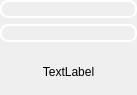
The window that ui/swiot/faultwidget.ui (xsparc/scopy) describes before a commit, drawn with Qt 5.
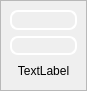
The same window after the commit.

The edit to the form file:
```diff
--- a/ui/swiot/faultwidget.ui
+++ b/ui/swiot/faultwidget.ui
@@ -6,23 +6,44 @@
    <rect>
     <x>0</x>
     <y>0</y>
-    <width>137</width>
-    <height>95</height>
+    <width>87</width>
+    <height>91</height>
    </rect>
   </property>
   <property name="sizePolicy">
    <sizepolicy hsizetype="Fixed" vsizetype="Fixed">
-    <horstretch>10</horstretch>
-    <verstretch>10</verstretch>
+    <horstretch>0</horstretch>
+    <verstretch>0</verstretch>
    </sizepolicy>
   </property>
+  <property name="minimumSize">
+   <size>
+    <width>70</width>
+    <height>90</height>
+   </size>
+  </property>
+  <property name="maximumSize">
+   <size>
+    <width>87</width>
+    <height>91</height>
+   </size>
+  </property>
   <property name="windowTitle">
    <string>FaultWidget</string>
   </property>
-  <layout class="QVBoxLayout" name="verticalLayout_2">
+  <property name="autoFillBackground">
+   <bool>true</bool>
+  </property>
+  <property name="styleSheet">
+   <string notr="true"/>
+  </property>
+  <layout class="QVBoxLayout" name="verticalLayout">
    <property name="spacing">
     <number>0</number>
    </property>
+   <property name="sizeConstraint">
+    <enum>QLayout::SetDefaultConstraint</enum>
+   </property>
    <property name="leftMargin">
     <number>0</number>
    </property>
@@ -36,17 +57,52 @@
     <number>0</number>
    </property>
    <item>
-    <layout class="QVBoxLayout" name="verticalLayout" stretch="1,1,1">
-     <property name="spacing">
-      <number>6</number>
+    <widget class="QFrame" name="mainFrame">
+     <property name="sizePolicy">
+      <sizepolicy hsizetype="Preferred" vsizetype="Preferred">
+       <horstretch>0</horstretch>
+       <verstretch>0</verstretch>
+      </sizepolicy>
      </property>
+     <property name="styleSheet">
+      <string notr="true">QFrame#mainFrame[hover=true]:hover { background-color: rgba(0, 0, 0, 60); border: 1px solid rgba(0, 0, 0, 30); border-radius: 5px; }
+QFrame#mainFrame[pressed=true] { background-color: rgba(0, 0, 0, 60); border: 1px solid rgba(0, 0, 0, 30); border-radius:5px; }
+QLabel#active, QLabel#stored { width: 40px; height: 14px; border: 2px solid ; border-radius: 8px; border-color: white; }
+QLabel[high=false] { border-color: white; background-color:  transparent; }
+QLabel[high=true] { border-color: white; background-color: white; }</string>
+     </property>
+     <property name="frameShape">
+      <enum>QFrame::StyledPanel</enum>
+     </property>
+     <property name="frameShadow">
+      <enum>QFrame::Raised</enum>
+     </property>
+     <property name="lineWidth">
+      <number>0</number>
+     </property>
+     <property name="pressed" stdset="0">
+      <bool>false</bool>
+     </property>
+     <layout class="QVBoxLayout" name="frameLayout">
      <property name="sizeConstraint">
-      <enum>QLayout::SetMaximumSize</enum>
-     </property>
+       <enum>QLayout::SetDefaultConstraint</enum>
+      </property>
+      <property name="leftMargin">
+       <number>9</number>
+      </property>
+      <property name="topMargin">
+       <number>9</number>
+      </property>
+      <property name="rightMargin">
+       <number>9</number>
+      </property>
+      <property name="bottomMargin">
+       <number>9</number>
+      </property>
      <item>
-      <widget class="QPushButton" name="storedButton">
+       <widget class="QLabel" name="stored">
        <property name="styleSheet">
-        <string notr="true">QPushButton { width: 40px; height: 14px; border: 2px solid ; border-radius: 8px; border-color: white; }QPushButton[high=false]{border-color: white;background-color: rgba(255, 255, 255, 50); }QPushButton[high=true] {border-color: white;background-color: white;}QPushButton[high=false][short=true] {border-color: red;}QPushButton[high=true][short=true] {border-color: red;background-color: red;}</string>
+         <string notr="true"/>
        </property>
        <property name="text">
         <string/>
@@ -54,9 +110,12 @@
       </widget>
      </item>
      <item>
-      <widget class="QPushButton" name="activeButton">
+       <widget class="QLabel" name="active">
+        <property name="autoFillBackground">
+         <bool>false</bool>
+        </property>
        <property name="styleSheet">
-        <string notr="true">QPushButton { width: 40px; height: 14px; border: 2px solid ; border-radius: 8px; border-color: white; }QPushButton[high=false]{border-color: white;background-color: rgba(255, 255, 255, 50); }QPushButton[high=true] {border-color: white;background-color: white;}QPushButton[high=false][short=true] {border-color: red;}QPushButton[high=true][short=true] {border-color: red;background-color: red;}</string>
+         <string notr="true"/>
        </property>
        <property name="text">
         <string/>
@@ -74,6 +133,7 @@
       </widget>
      </item>
     </layout>
+    </widget>
    </item>
   </layout>
  </widget>
```
Lines whose indentation alone changed are shown as unchanged.
